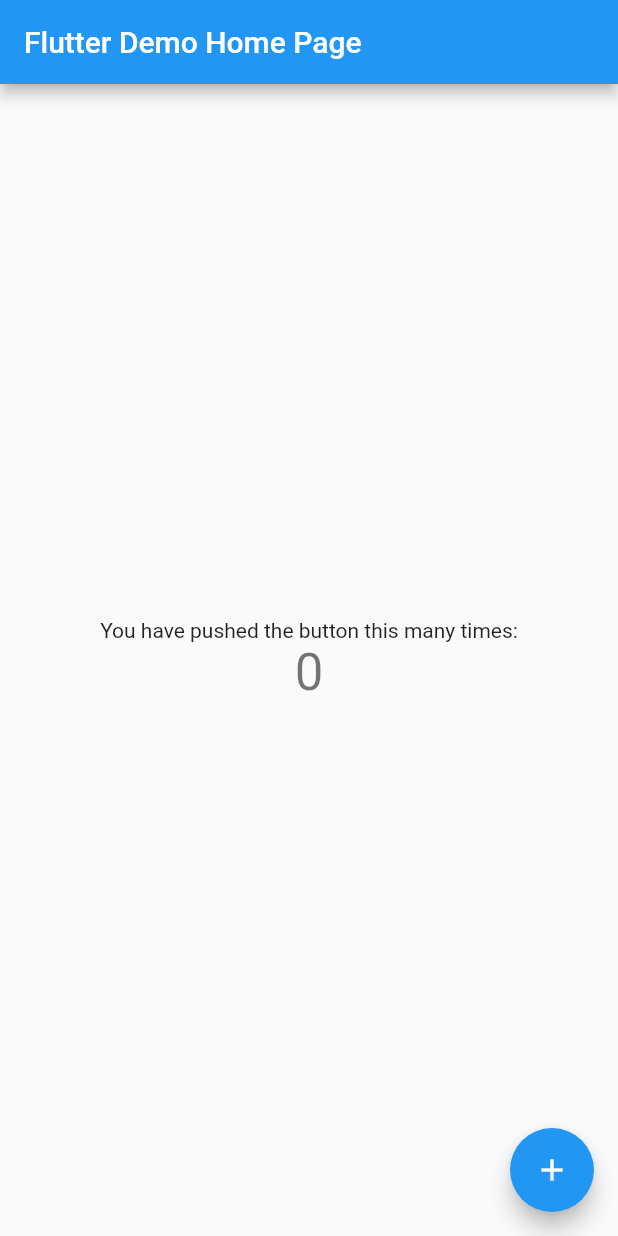
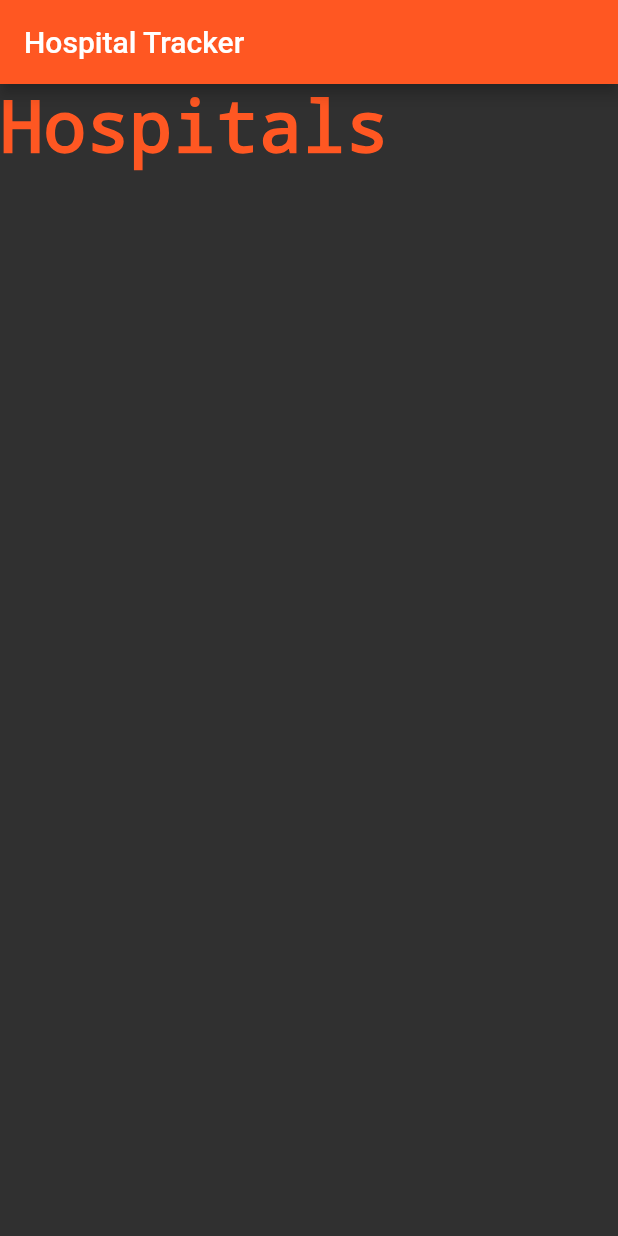
Before and after one commit to gunnarjessee/hospital_tracker, a Flutter app: the screen it shows after launch, on a phone screen of 412 x 824 dp. Run offline on Flutter 3.47's test engine with Material 2 defaults, Android fonts, the light colour scheme and no system bars.

Commit message:
Theme Setting
setting theme manually to dark theme. setting up part of the layout for app

```diff
--- a/lib/main.dart
+++ b/lib/main.dart
@@ -12,95 +12,35 @@
   Widget build(BuildContext context) {
     return MaterialApp(
       title: 'Hospital Tracker',
+      darkTheme: ThemeData(brightness: Brightness.dark),
+      debugShowCheckedModeBanner: false,
       theme: ThemeData(
-        primarySwatch: Colors.blue,
+        brightness: Brightness.dark
       ),
-      home: const MyHomePage(title: 'Flutter Demo Home Page'),
+      home: HomePage(),
     );
   }
+
 }
 
-class MyHomePage extends StatefulWidget {
-  const MyHomePage({Key? key, required this.title}) : super(key: key);
+class HomePage extends StatefulWidget {
+  @override
+  State<StatefulWidget> createState() => _HomePage();
 
-  // This widget is the home page of your application. It is stateful, meaning
-  // that it has a State object (defined below) that contains fields that affect
-  // how it looks.
-
-  // This class is the configuration for the state. It holds the values (in this
-  // case the title) provided by the parent (in this case the App widget) and
-  // used by the build method of the State. Fields in a Widget subclass are
-  // always marked "final".
-
-  final String title;
-
-  @override
-  State<MyHomePage> createState() => _MyHomePageState();
 }
 
-class _MyHomePageState extends State<MyHomePage> {
-  int _counter = 0;
-
-  void _incrementCounter() {
-    setState(() {
-      // This call to setState tells the Flutter framework that something has
-      // changed in this State, which causes it to rerun the build method below
-      // so that the display can reflect the updated values. If we changed
-      // _counter without calling setState(), then the build method would not be
-      // called again, and so nothing would appear to happen.
-      _counter++;
-    });
+class _HomePage extends State<HomePage> {
+  @override
+  Widget build(BuildContext context) {
+    return Scaffold(
+      appBar: AppBar(title: const Text('Hospital Tracker',
+          style: TextStyle(decoration: TextDecoration.none)),
+        backgroundColor: Colors.deepOrange,),
+      body:  MaterialApp(
+        debugShowCheckedModeBanner: false,
+        home: Text('Hospitals', style: TextStyle(decoration: TextDecoration.none, color: Colors.deepOrange),),
+      ),
+    );
   }
 
-  @override
-  Widget build(BuildContext context) {
-    // This method is rerun every time setState is called, for instance as done
-    // by the _incrementCounter method above.
-    //
-    // The Flutter framework has been optimized to make rerunning build methods
-    // fast, so that you can just rebuild anything that needs updating rather
-    // than having to individually change instances of widgets.
-    return Scaffold(
-      appBar: AppBar(
-        // Here we take the value from the MyHomePage object that was created by
-        // the App.build method, and use it to set our appbar title.
-        title: Text(widget.title),
-      ),
-      body: Center(
-        // Center is a layout widget. It takes a single child and positions it
-        // in the middle of the parent.
-        child: Column(
-          // Column is also a layout widget. It takes a list of children and
-          // arranges them vertically. By default, it sizes itself to fit its
-          // children horizontally, and tries to be as tall as its parent.
-          //
-          // Invoke "debug painting" (press "p" in the console, choose the
-          // "Toggle Debug Paint" action from the Flutter Inspector in Android
-          // Studio, or the "Toggle Debug Paint" command in Visual Studio Code)
-          // to see the wireframe for each widget.
-          //
-          // Column has various properties to control how it sizes itself and
-          // how it positions its children. Here we use mainAxisAlignment to
-          // center the children vertically; the main axis here is the vertical
-          // axis because Columns are vertical (the cross axis would be
-          // horizontal).
-          mainAxisAlignment: MainAxisAlignment.center,
-          children: <Widget>[
-            const Text(
-              'You have pushed the button this many times:',
-            ),
-            Text(
-              '$_counter',
-              style: Theme.of(context).textTheme.headline4,
-            ),
-          ],
-        ),
-      ),
-      floatingActionButton: FloatingActionButton(
-        onPressed: _incrementCounter,
-        tooltip: 'Increment',
-        child: const Icon(Icons.add),
-      ), // This trailing comma makes auto-formatting nicer for build methods.
-    );
-  }
 }
```
